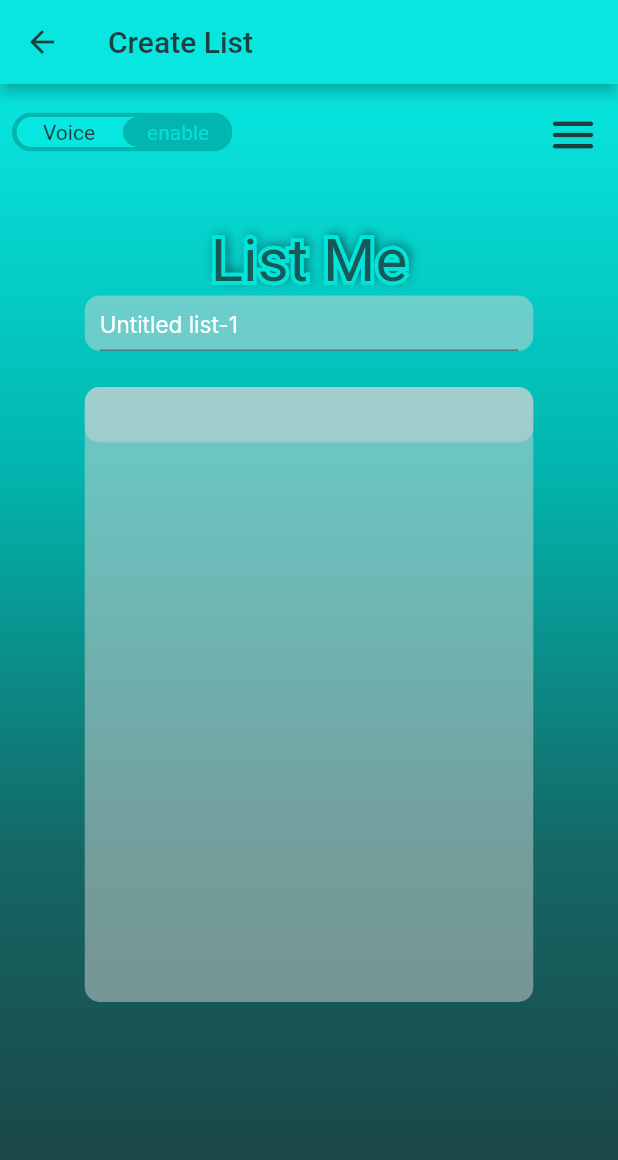
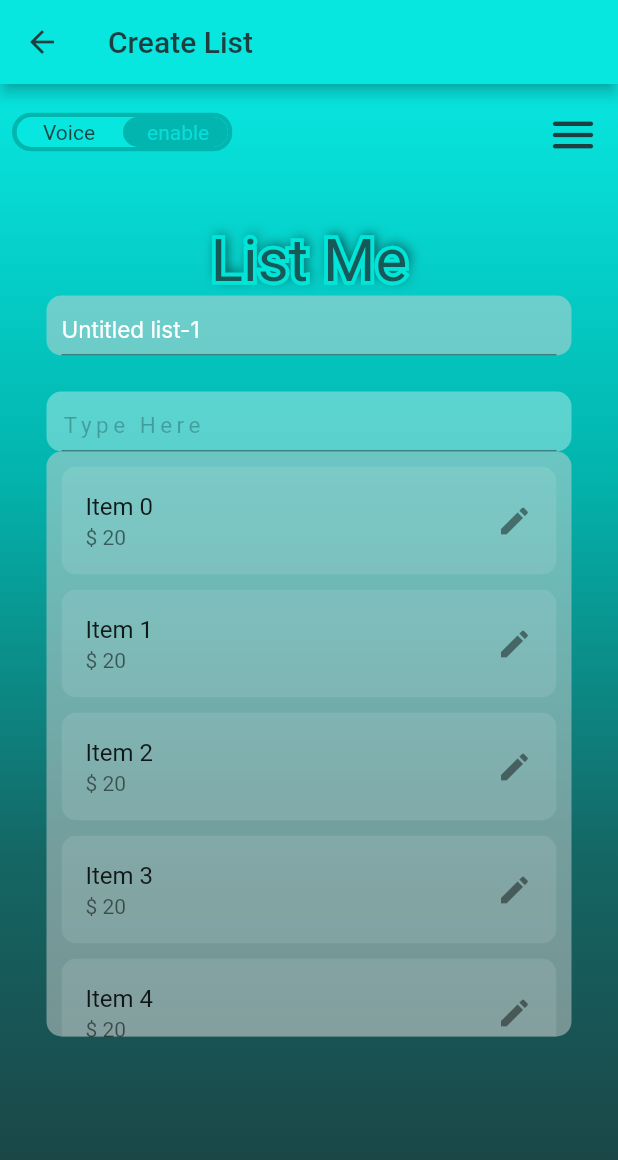
Before and after one commit to ListMe-MP/list_me, a Flutter app: the CreateList screen opened directly, on a phone screen of 412 x 824 dp. Shown: the top 1160 px of the screen. Run offline on Flutter 3.47's test engine with Material 2 defaults, Android fonts, the phone set to English and light mode, and no system bars; drawn by our look-alikes of toggle_switch; our stand-ins replace google_fonts, smooth_page_indicator; Roboto replaces fonts that are missing (Castoro, Inter).

Commit message:
added design to list items

```diff
--- a/lib/screens/create_list.dart
+++ b/lib/screens/create_list.dart
@@ -130,10 +130,10 @@ class _CreateListState extends State<CreateList> {
             ),
           ),
 
-          // body
+          // textfield for title of the list
           Container(
-              width: 299,
-              height: 37,
+            width: 350,
+            height: 40,
             decoration: ShapeDecoration(
               color: Color(0x7FD4D4D4),
               shape: RoundedRectangleBorder(
@@ -160,32 +160,80 @@ class _CreateListState extends State<CreateList> {
             height: 24,
           ),
 
+          // text field for type the list items
           Container(
-              width: 299,
-              height: 410,
+            width: 350,
+            height: 40,
+            decoration: ShapeDecoration(
+              color: Colors.white.withOpacity(0.35),
+              shape: RoundedRectangleBorder(
+                borderRadius: BorderRadius.circular(10),
+              ),
+            ),
+            child: const Padding(
+              padding: EdgeInsets.only(left: 10, right: 10),
+              child: TextField(
+                decoration: InputDecoration(
+                  hintText: "Type Here",
+                  hintStyle: TextStyle(
+                    color: Colors.black26,
+                    fontSize: 15,
+                    fontFamily: 'Castoro',
+                    fontWeight: FontWeight.w400,
+                    letterSpacing: 3,
+                  ),
+                ),
+              ),
+            ),
+          ),
+
+          // item list
+          Container(
+            width: 350,
+            height: 390,
             decoration: ShapeDecoration(
               color: Color(0x7FD4D4D4),
               shape: RoundedRectangleBorder(
                 borderRadius: BorderRadius.circular(10),
               ),
             ),
-              child: Column(
+            child: Stack(
               children: [
-                  Container(
-                      width: 299,
-                      height: 37,
-                      decoration: ShapeDecoration(
-                          color: const Color(0x7FD4D4D4),
-                          shape: RoundedRectangleBorder(
-                              borderRadius: BorderRadius.circular(10),
+                ListView.separated(
+                  padding: EdgeInsets.all(10),
+                  itemBuilder: (context, index) {
+                    return ClipRRect(
+                      borderRadius: BorderRadius.all(Radius.circular(10)),
+                      child: Container(
+                        color: Colors.white.withOpacity(0.1),
+                        child: ListTile(
+                          // contentPadding: EdgeInsets.all(8.0),
+                          title: Text(
+                            'Item $index',
+                          ),
+                          subtitle: Text(
+                            '\$ 20',
+                          ),
+                          trailing: Icon(Icons.edit),
+                          onTap: () {
+                            // Add your onTap logic here
+                          },
                         ),
                       ),
+                    );
+                  },
+                  separatorBuilder: (context, index) {
+                    return SizedBox(
+                        height:
+                            10); // Adjust the height as per your padding needs
+                  },
+                  itemCount: 10,
+                  scrollDirection: Axis
+                      .vertical, // Replace this with the number of ListTiles you want
                 ),
               ],
             ),
           ),
-
-
 
           // // horizontal line
           // const Padding(
```
Lines whose indentation alone changed are shown as unchanged.
